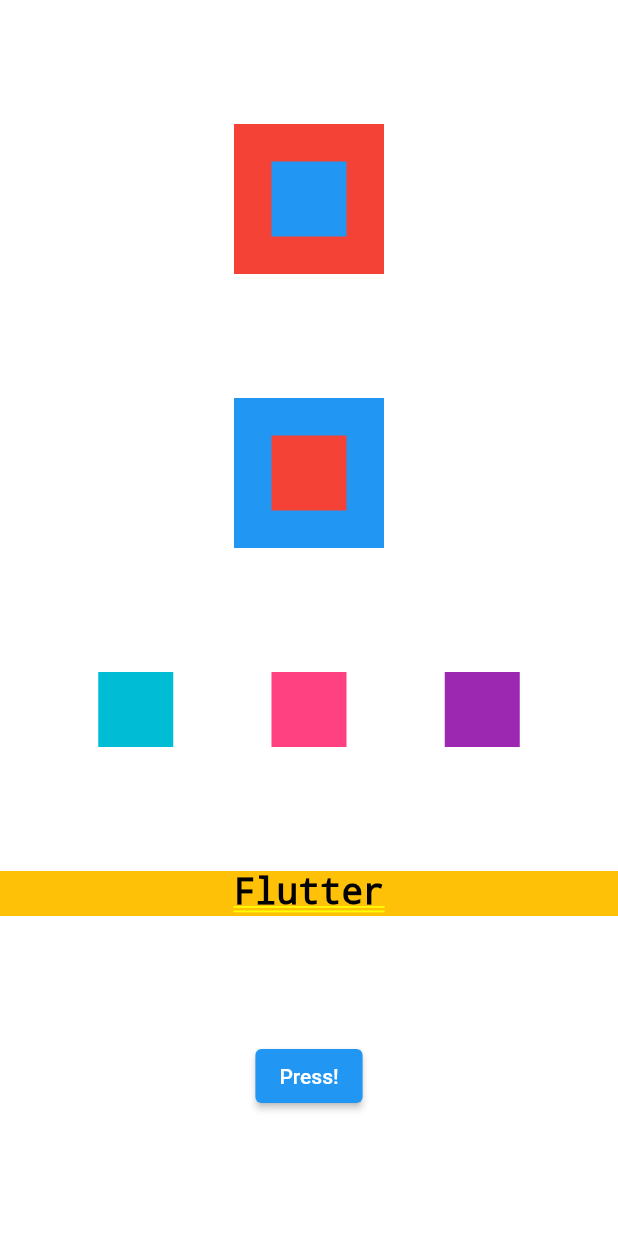
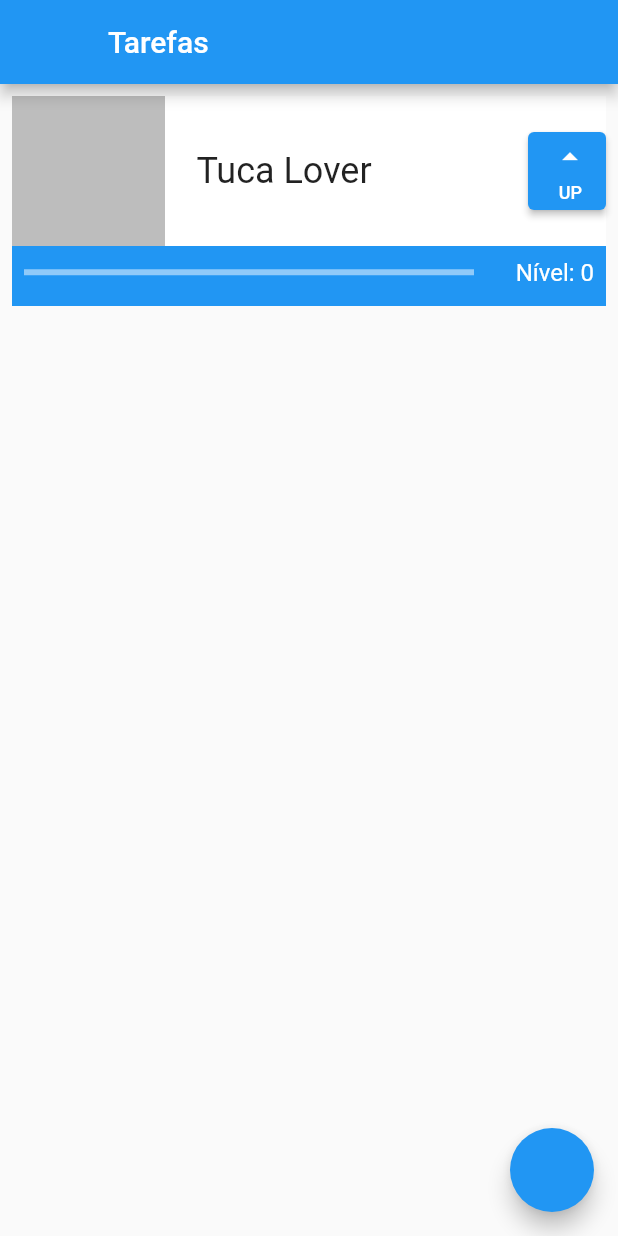
Before and after one commit to arturgussi/widgets_stateless_statefull_imagens_animacoes, a Flutter app: the screen it shows after launch, on a phone screen of 412 x 824 dp. Run offline on Flutter 3.47's test engine with Material 2 defaults, Android fonts, the phone set to English and light mode, and no system bars.

Commit message:
Aula 3: Stateless vc Stateful

```diff
--- a/flutter_application/lib/main.dart
+++ b/flutter_application/lib/main.dart
@@ -12,74 +12,106 @@ class MainApp extends StatelessWidget {
     return MaterialApp(
         title: 'Flutter Demo',
         theme: ThemeData(primarySwatch: Colors.blue),
-        home: Container(
-          color: Colors.white,
-          child: Column(
-            mainAxisAlignment: MainAxisAlignment.spaceEvenly,
-            crossAxisAlignment: CrossAxisAlignment.center,
+        home: Scaffold(
+          appBar: AppBar(
+            leading: Container(),
+            title: const Text('Tarefas'),
+          ),
+          body: ListView(
             children: [
-              Stack(alignment: AlignmentDirectional.center, children: [
-                Container(
-                  color: Colors.red,
-                  width: 100,
-                  height: 100,
-                ),
-                Container(
-                  color: Colors.blue,
-                  width: 50,
-                  height: 50,
-                )
-              ]),
-              Stack(alignment: AlignmentDirectional.center, children: [
-                Container(
-                  color: Colors.blue,
-                  width: 100,
-                  height: 100,
-                ),
-                Container(
-                  color: Colors.red,
-                  width: 50,
-                  height: 50,
-                )
-              ]),
-              Row(
-                mainAxisAlignment: MainAxisAlignment.spaceEvenly,
-                crossAxisAlignment: CrossAxisAlignment.center,
-                children: [
-                  Container(
-                    color: Colors.cyan,
-                    height: 50,
-                    width: 50,
-                  ),
-                  Container(
-                    color: Colors.pinkAccent,
-                    height: 50,
-                    width: 50,
-                  ),
-                  Container(
-                    color: Colors.purple,
-                    height: 50,
-                    width: 50,
-                  )
-                ],
-              ),
-              Container(
-                color: Colors.amber,
-                height: 30,
-                width: 10000,
-                child: const Text(
-                  'Flutter',
-                  style: TextStyle(color: Colors.black, fontSize: 24),
-                  textAlign: TextAlign.center,
-                ),
-              ),
-              ElevatedButton(
-                  onPressed: () {
-                    print('Ok');
-                  },
-                  child: const Text('Press!'))
+              Task('Tuca Lover'),
             ],
           ),
+          floatingActionButton: FloatingActionButton(onPressed: () {}),
         ));
   }
 }
+
+class Task extends StatefulWidget {
+  final String nome;
+  const Task(this.nome, {super.key});
+
+  @override
+  State<Task> createState() => _TaskState();
+}
+
+class _TaskState extends State<Task> {
+  int nivel = 0;
+
+  @override
+  Widget build(BuildContext context) {
+    return Padding(
+      padding: const EdgeInsets.all(8.0),
+      child: Container(
+          child: Stack(children: [
+        Container(
+          color: Colors.blue,
+          height: 140,
+        ),
+        Column(
+          children: [
+            Container(
+                color: Colors.white,
+                height: 100,
+                child: Row(
+                  mainAxisAlignment: MainAxisAlignment.spaceBetween,
+                  children: [
+                    Container(
+                      color: Colors.black26,
+                      width: 102,
+                    ),
+                    Container(
+                        width: 200,
+                        child: Text(
+                          widget.nome,
+                          style: const TextStyle(
+                              fontSize: 24, overflow: TextOverflow.ellipsis),
+                        )),
+                    Container(
+                      height: 52,
+                      width: 52,
+                      child: ElevatedButton(
+                          onPressed: () {
+                            setState(() {
+                              nivel++;
+                            });
+                          },
+                          child: Column(
+                            mainAxisAlignment: MainAxisAlignment.spaceEvenly,
+                            crossAxisAlignment: CrossAxisAlignment.end,
+                            children: [
+                              const Icon(Icons.arrow_drop_up),
+                              const Text(
+                                'UP',
+                                style: TextStyle(fontSize: 12),
+                              )
+                            ],
+                          )),
+                    )
+                  ],
+                )),
+            Padding(
+              padding: const EdgeInsets.all(8.0),
+              child: Row(
+                mainAxisAlignment: MainAxisAlignment.spaceBetween,
+                children: [
+                  Container(
+                    width: 300,
+                    child: LinearProgressIndicator(
+                      color: Colors.white,
+                      value: nivel / 10,
+                    ),
+                  ),
+                  Text(
+                    'Nível: $nivel',
+                    style: const TextStyle(color: Colors.white, fontSize: 16),
+                  ),
+                ],
+              ),
+            ),
+          ],
+        )
+      ])),
+    );
+  }
+}
```
Also changed, not shown: flutter_application/lib/primeira_tela.dart (added, +69 -0 lines), 1 other file.
